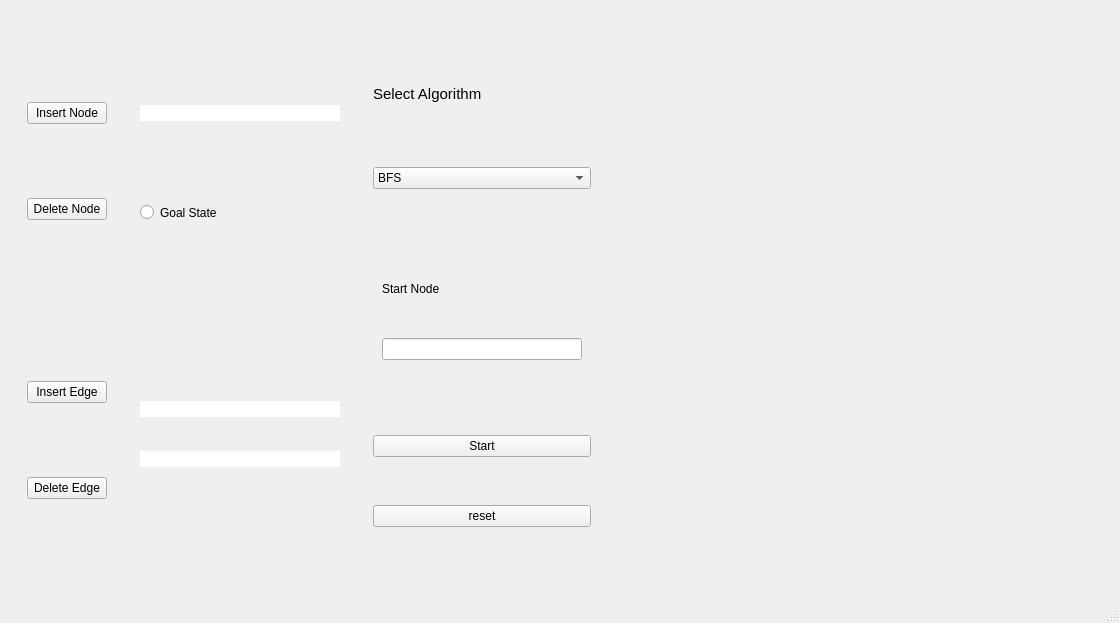
Before: the Qt Designer form untitled.ui in mourra950/AI_Junior_Project, drawn with Qt 5.
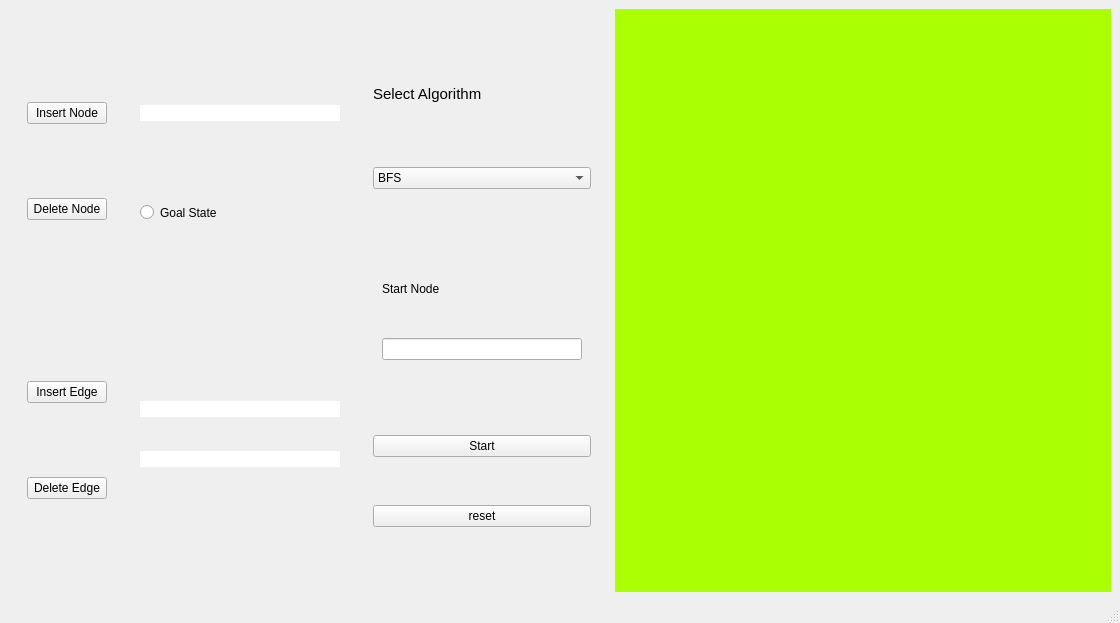
After: the same form once the commit is applied.

What changed in the file:
```diff
--- a/untitled.ui
+++ b/untitled.ui
@@ -278,6 +278,11 @@
         <height>0</height>
        </size>
       </property>
+      <property name="styleSheet">
+       <string notr="true">border-color: rgb(0, 255, 0);
+border: 4px;
+background-color: rgb(170, 255, 0);</string>
+      </property>
      </widget>
     </item>
    </layout>
```
Left out of the diff: 10 changed lines with no effect on the pictures.
